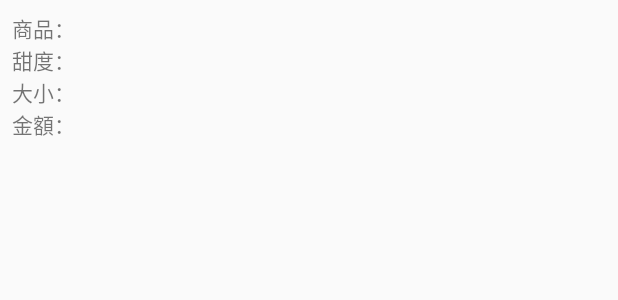
After one commit to s1410932066/DrinkShop, an Android app: the layout item_order_item.xml on its own in the app's theme, with its tools: preview values and no code run, on a phone screen of 412 x 824 dp. The commit adds this screen. Shown: the top 300 px of the screen. Run offline under Robolectric (Android 15) with nearby library versions, the phone set to English and light mode, and no system bars.

Commit message:
明細輸出未完成

```diff
--- a/app/src/main/java/com/example/testdatabase/DatabaseConfig.java
+++ b/app/src/main/java/com/example/testdatabase/DatabaseConfig.java
@@ -5,7 +5,7 @@ import java.sql.DriverManager;
 import java.sql.SQLException;
 
 public class DatabaseConfig {
-    public static final String URL = "jdbc:jtds:sqlserver://192.168.1.249:1433/DrinkShop";
+    public static final String URL = "jdbc:jtds:sqlserver://192.168.10.8:1433/DrinkShop";
     public static final String USERNAME = "sa";
     public static final String PASSWORD = "2ixxddux";
 
--- /dev/null
+++ b/app/src/main/res/layout/item_order_item.xml
@@ -0,0 +1,36 @@
+<!-- item_order_item.xml -->
+<LinearLayout xmlns:android="http://schemas.android.com/apk/res/android"
+    android:layout_width="match_parent"
+    android:layout_height="wrap_content"
+    android:orientation="vertical"
+    android:padding="8dp">
+
+    <!-- 商品 -->
+    <TextView
+        android:id="@+id/tvProduct"
+        android:layout_width="wrap_content"
+        android:layout_height="wrap_content"
+        android:text="商品：" />
+
+    <!-- 甜度 -->
+    <TextView
+        android:id="@+id/tvSweetness"
+        android:layout_width="wrap_content"
+        android:layout_height="wrap_content"
+        android:text="甜度：" />
+
+    <!-- 大小 -->
+    <TextView
+        android:id="@+id/tvSize"
+        android:layout_width="wrap_content"
+        android:layout_height="wrap_content"
+        android:text="大小：" />
+
+    <!-- 金額 -->
+    <TextView
+        android:id="@+id/tvAmount"
+        android:layout_width="wrap_content"
+        android:layout_height="wrap_content"
+        android:text="金額：" />
+
+</LinearLayout>
```
Also changed, not shown: app/src/main/java/com/example/testdatabase/Details.java (+80 -0 lines), app/src/main/java/com/example/testdatabase/DetailsAdapter.java (added, +60 -0 lines), app/src/main/java/com/example/testdatabase/Order.java (+4 -7 lines), app/src/main/java/com/example/testdatabase/OrderItem.java (added, +31 -0 lines), app/src/main/res/layout/activity_details.xml (+1 -12 lines).
